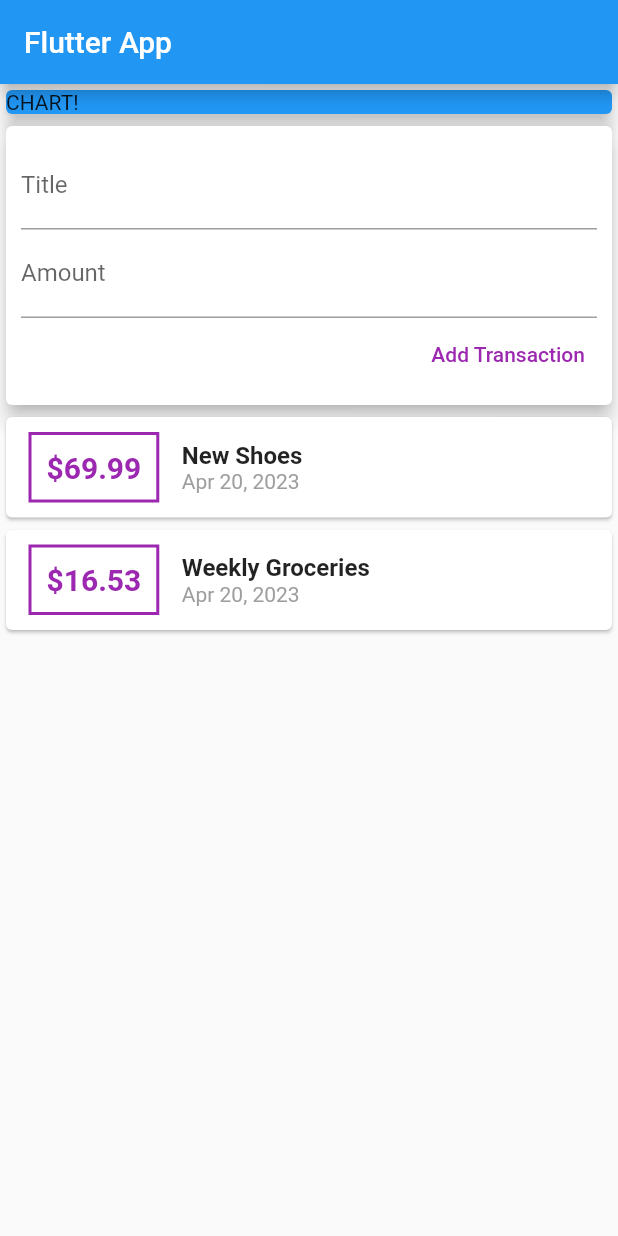
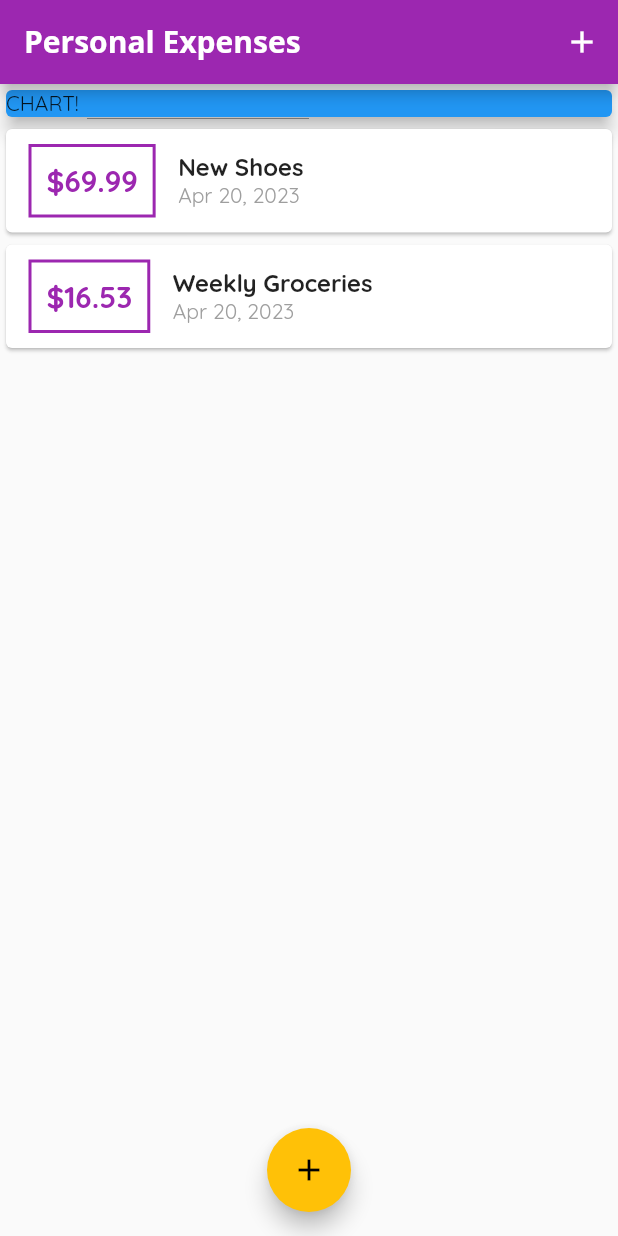
Before and after one commit to surazz999/expense_tracker, a Flutter app: the screen it shows after launch, on a phone screen of 412 x 824 dp. Run offline on Flutter 3.47's test engine with Material 2 defaults, Android fonts, the phone set to English and light mode, and no system bars.

```diff
--- a/lib/main.dart
+++ b/lib/main.dart
@@ -1,11 +1,8 @@
-import 'package:flutter_complete_guide/widgets/user_transaction.dart';
-
 import './widgets/new_transaction.dart';
-
+import './models/transaction.dart';
 import './widgets/transactions_list.dart';
 
 import 'package:flutter/material.dart';
-
 
 void main() => runApp(MyApp());
 
@@ -13,24 +10,81 @@ class MyApp extends StatelessWidget {
   @override
   Widget build(BuildContext context) {
     return MaterialApp(
-      title: 'flutter App',
+      title: 'Personal Expenses',
+      theme: ThemeData(
+          primarySwatch: Colors.purple,
+          accentColor: Colors.amber,
+          fontFamily: 'Quicksand',
+          appBarTheme: AppBarTheme(
+              textTheme: ThemeData.light().textTheme.copyWith(
+                    headline6: TextStyle(
+                      fontFamily: 'OpenSans',
+                      fontSize: 20,
+                      fontWeight: FontWeight.bold
+                    ),
+                  ))),
       home: MyHomePage(),
     );
   }
 }
 
-class MyHomePage extends StatelessWidget {
-  // String titleInput;
-  // String amountInput;
-  final titleController = TextEditingController();
-  final amountController = TextEditingController();
+class MyHomePage extends StatefulWidget {
+  @override
+  State<MyHomePage> createState() => _MyHomePageState();
+}
+
+class _MyHomePageState extends State<MyHomePage> {
+  final List<Transaction> _userTransactions = [
+    Transaction(
+      id: 't1',
+      title: 'New Shoes',
+      amount: 69.99,
+      date: DateTime.now(),
+    ),
+    Transaction(
+      id: 't2',
+      title: 'Weekly Groceries',
+      amount: 16.53,
+      date: DateTime.now(),
+    ),
+  ];
+
+  void _addNewTransactions(String txTitle, double txAmount) {
+    final newTx = Transaction(
+      title: txTitle,
+      amount: txAmount,
+      date: DateTime.now(),
+      id: DateTime.now().toString(),
+    );
+
+    setState(() {
+      _userTransactions.add(newTx);
+    });
+  }
+
+  void _startAddNewTransaction(BuildContext ctx) {
+    showModalBottomSheet(
+      context: ctx,
+      builder: (_) {
+        return NewTransaction(_addNewTransactions);
+      },
+    );
+  }
+
   @override
   Widget build(BuildContext context) {
     return Scaffold(
       appBar: AppBar(
-        title: Text('Flutter App'),
+        title: Text('Personal Expenses'),
+        actions: [
+          IconButton(
+            onPressed: () => _startAddNewTransaction(context),
+            icon: Icon(Icons.add),
           ),
-      body: Column(
+        ],
+      ),
+      body: SingleChildScrollView(
+        child: Column(
           // mainAxisAlignment: MainAxisAlignment.spaceAround,
           crossAxisAlignment: CrossAxisAlignment.stretch,
           children: [
@@ -42,8 +96,14 @@ class MyHomePage extends StatelessWidget {
                 elevation: 5,
               ),
             ),
-          UserTransaction()
+            TransactionList(_userTransactions),
           ],
+        ),
+      ),
+      floatingActionButtonLocation: FloatingActionButtonLocation.centerFloat,
+      floatingActionButton: FloatingActionButton(
+        child: Icon(Icons.add),
+        onPressed: () => _startAddNewTransaction(context),
       ),
     );
   }
--- a/lib/widgets/transactions_list.dart
+++ b/lib/widgets/transactions_list.dart
@@ -9,9 +9,10 @@ class TransactionList extends StatelessWidget {
 
   @override
   Widget build(BuildContext context) {
-    return Column(
-      children: transactions.map(
-        (tx) {
+    return Container(
+      height: 300,
+      child: ListView.builder(
+        itemBuilder: (ctx, index) {
          return Card(
                 child: Row(
                   children: [
@@ -22,16 +23,16 @@ class TransactionList extends StatelessWidget {
                       ),
                       decoration: BoxDecoration(
                         border: Border.all(
-                      color: Colors.purple,
+                          color: Theme.of(context).primaryColor,
                           width: 2,
                         ),
                       ),
                       padding: EdgeInsets.all(10),
                       child: Text(
-                    '\$${tx.amount}',
+                        '\$${transactions[index].amount.toStringAsFixed(2)}',
                         style: TextStyle(
                           fontWeight: FontWeight.bold,
-                      color: Colors.purple,
+                          color: Theme.of(context).primaryColor,
                           fontSize: 20,
                         ),
                       ),
@@ -40,14 +41,14 @@ class TransactionList extends StatelessWidget {
                       crossAxisAlignment: CrossAxisAlignment.start,
                       children: [
                         Text(
-                      tx.title,
+                          transactions[index].title,
                           style: TextStyle(
                             fontSize: 16,
                             fontWeight: FontWeight.bold,
                           ),
                         ),
                         Text(
-                      DateFormat.yMMMd().format(tx.date),
+                          DateFormat.yMMMd().format(transactions[index].date),
                           style: TextStyle(color: Colors.grey),
                         ),
                       ],
@@ -56,7 +57,8 @@ class TransactionList extends StatelessWidget {
                 ),
               );
         },
-      ).toList(),
+       itemCount: transactions.length,
+      ),
     );
   }
 }
--- a/lib/widgets/user_transaction.dart
+++ /dev/null
@@ -1,51 +0,0 @@
-import 'dart:ffi';
-
-import 'package:flutter/material.dart';
-import './new_transaction.dart';
-import './transactions_list.dart';
-import '../models/transaction.dart';
-
-class UserTransaction extends StatefulWidget {
-  @override
-  State<UserTransaction> createState() => _UserTransactionState();
-}
-
-class _UserTransactionState extends State<UserTransaction> {
-  final List<Transaction> _userTransactions = [
-    Transaction(
-      id: 't1',
-      title: 'New Shoes',
-      amount: 69.99,
-      date: DateTime.now(),
-    ),
-    Transaction(
-      id: 't2',
-      title: 'Weekly Groceries',
-      amount: 16.53,
-      date: DateTime.now(),
-    ),
-  ];
-
-  void _addNewTransactions(String txTitle, double txAmount) {
-    final newTx = Transaction(
-      title: txTitle,
-      amount: txAmount,
-      date: DateTime.now(),
-      id: DateTime.now().toString(),
-    );
-
-    setState(() {
-      _userTransactions.add(newTx);
-    });
-  }
-
-  @override
-  Widget build(BuildContext context) {
-    return Column(
-      children: [
-        NewTransaction(_addNewTransactions),
-        TransactionList(_userTransactions),
-      ],
-    );
-  }
-}
```
Also changed, not shown: lib/widgets/new_transaction.dart (+28 -11 lines), pubspec.yaml (+11 -11 lines), assets/fonts/OpenSans-Bold.ttf (added), assets/fonts/OpenSans-Regular.ttf (added), assets/fonts/Quicksand-Bold.ttf (added), assets/fonts/Quicksand-Light.ttf (added), assets/fonts/Quicksand-Medium.ttf (added), assets/fonts/Quicksand-Regular.ttf (added). Lines whose indentation alone changed are shown as unchanged.
